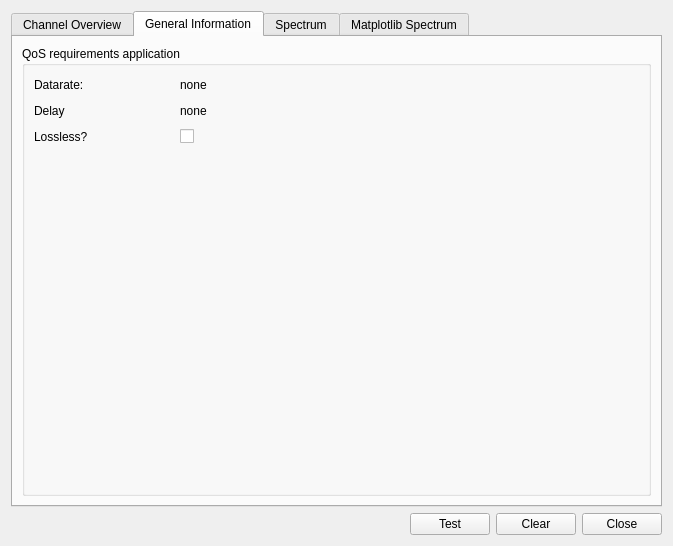
First picture: the form in components/pySysMoCo/gui.ui, repository andrepuschmann/OSPECORR, before the edit.
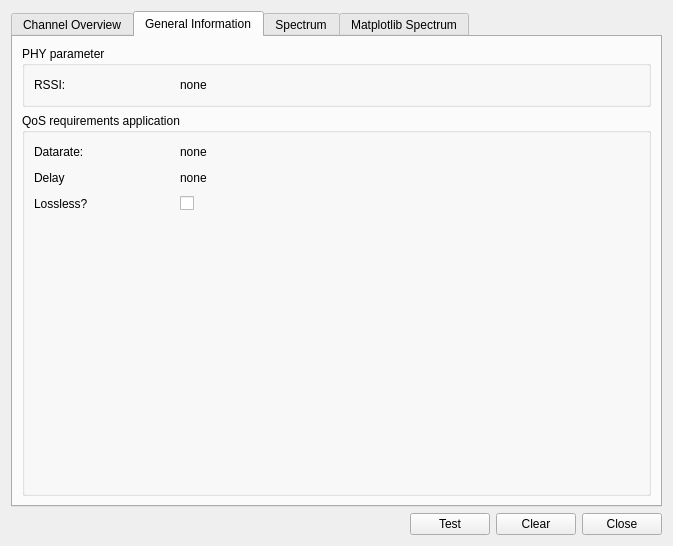
Second picture: the form after the edit. The open tabs and pages were chosen to show the change.

Commit message: adapt pySyCoMo to SCL

The edit to the form file:
```diff
--- a/components/pySysMoCo/gui.ui
+++ b/components/pySysMoCo/gui.ui
@@ -277,6 +277,74 @@
        <string>General Information</string>
       </attribute>
       <layout class="QVBoxLayout" name="verticalLayout_10">
+       <item>
+        <widget class="QGroupBox" name="groupBox_4">
+         <property name="title">
+          <string>PHY parameter</string>
+         </property>
+         <layout class="QHBoxLayout" name="horizontalLayout_12">
+          <item>
+           <layout class="QHBoxLayout" name="horizontalLayout_11">
+            <item>
+             <widget class="QLabel" name="dataRateLabel_2">
+              <property name="minimumSize">
+               <size>
+                <width>120</width>
+                <height>0</height>
+               </size>
+              </property>
+              <property name="maximumSize">
+               <size>
+                <width>120</width>
+                <height>16777215</height>
+               </size>
+              </property>
+              <property name="text">
+               <string>RSSI:</string>
+              </property>
+             </widget>
+            </item>
+            <item>
+             <spacer name="horizontalSpacer_11">
+              <property name="orientation">
+               <enum>Qt::Horizontal</enum>
+              </property>
+              <property name="sizeType">
+               <enum>QSizePolicy::Fixed</enum>
+              </property>
+              <property name="sizeHint" stdset="0">
+               <size>
+                <width>20</width>
+                <height>20</height>
+               </size>
+              </property>
+             </spacer>
+            </item>
+            <item>
+             <widget class="QLabel" name="rssiValue">
+              <property name="text">
+               <string>none</string>
+              </property>
+             </widget>
+            </item>
+            <item>
+             <spacer name="horizontalSpacer_12">
+              <property name="orientation">
+               <enum>Qt::Horizontal</enum>
+              </property>
+              <property name="sizeHint" stdset="0">
+               <size>
+                <width>40</width>
+                <height>20</height>
+               </size>
+              </property>
+             </spacer>
+            </item>
+           </layout>
+          </item>
+         </layout>
+        </widget>
+       </item>
        <item>
         <widget class="QGroupBox" name="groupBox_3">
          <property name="title">
@@ -447,7 +515,7 @@
                <string/>
               </property>
               <property name="checkable">
-               <bool>true</bool>
+               <bool>false</bool>
               </property>
              </widget>
             </item>
```
Left out of the diff: 4 changed lines with no effect on the pictures. The commit also changes 2 other files.
